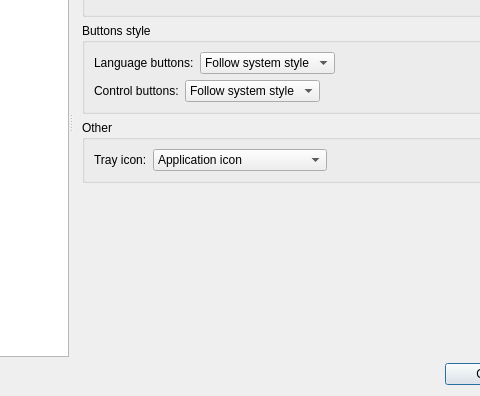
The window that src/settingsdialog.ui (crow-translate/crow-translate) describes before a commit, drawn with Qt 5; both pictures show x 142 to 622 and y 125 to 521 of the 764 by 521 pixel window.
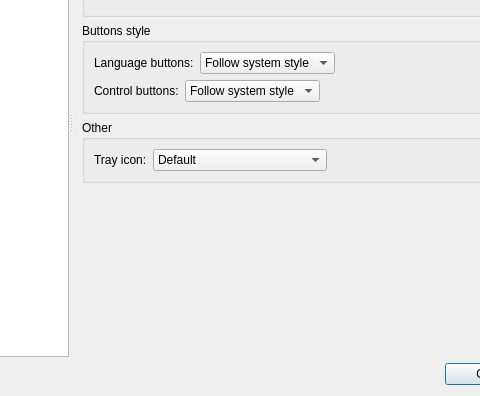
The same window after the commit. The open tabs and pages were chosen to show the change. Icons and pictures are not drawn.

Commit message: Change icon * New cool icon for the app and the icon in the system tray; * Improved theme support; * Added missing logo in settings; * Added a script for quickly generating icons of all sizes.

```diff
--- a/src/settingsdialog.ui
+++ b/src/settingsdialog.ui
@@ -506,7 +506,7 @@
               <widget class="QComboBox" name="trayIconComboBox">
                <item>
                 <property name="text">
-                 <string>Application icon</string>
+                 <string>Default</string>
                 </property>
                 <property name="icon">
                  <iconset theme="crow-translate">
```
Left out of the diff: 9 changed lines with no effect on the pictures. The commit also changes 69 other files.
